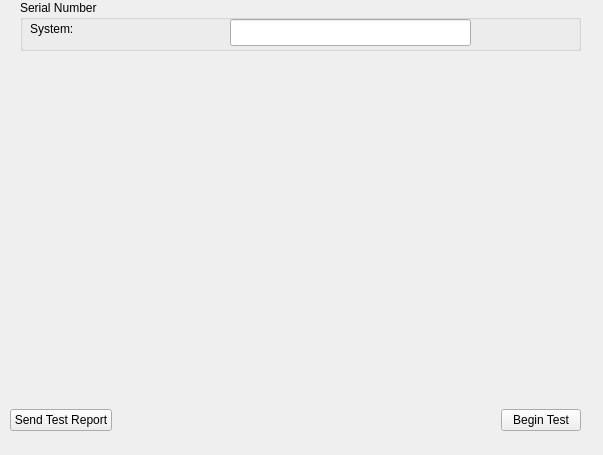
Qt form ServiceSW/Master/Components/DiagnosticsManufacturing/Forms/SystemManufacturing.ui (Liyezhong/Master) before a commit.
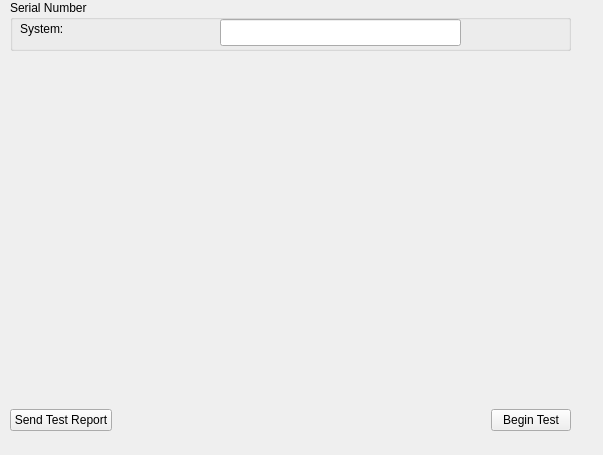
The same form after that commit. Custom widgets are drawn as their Qt base class.

Commit message: Update SN for manufacturing

What changed in the file:
```diff
--- a/ServiceSW/Master/Components/DiagnosticsManufacturing/Forms/SystemManufacturing.ui
+++ b/ServiceSW/Master/Components/DiagnosticsManufacturing/Forms/SystemManufacturing.ui
@@ -16,7 +16,7 @@
   <widget class="QGroupBox" name="groupBox">
    <property name="geometry">
     <rect>
-     <x>20</x>
+     <x>10</x>
      <y>0</y>
      <width>561</width>
      <height>51</height>
@@ -64,7 +64,7 @@
   <widget class="MainMenu::CScrollTable" name="widget" native="true">
    <property name="geometry">
     <rect>
-     <x>20</x>
+     <x>10</x>
      <y>50</y>
      <width>561</width>
      <height>111</height>
@@ -76,7 +76,7 @@
     <rect>
      <x>10</x>
      <y>400</y>
-     <width>571</width>
+     <width>561</width>
      <height>41</height>
     </rect>
    </property>
```
The commit also changes 15 other files.
